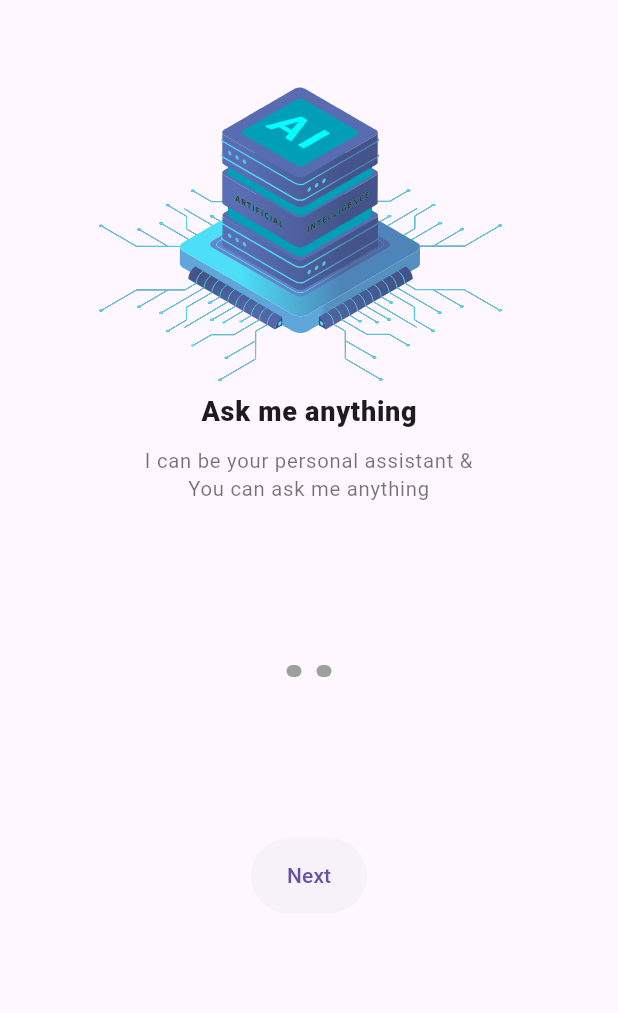
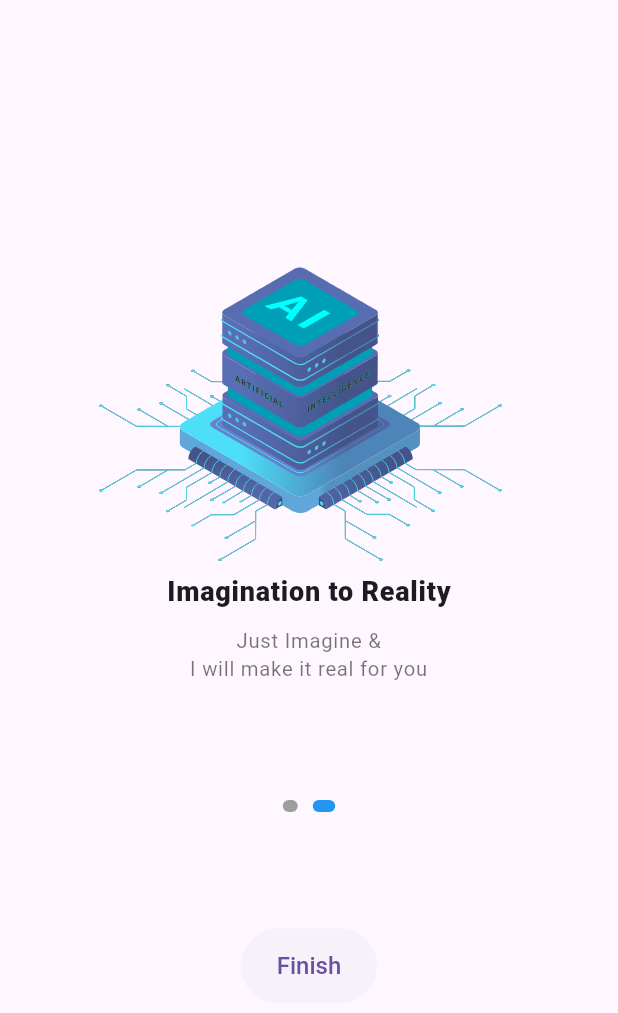
Before and after one commit to Parthh08/Ai-assistant, a Flutter app: the screen it shows after launch, after a tap on "Next", on a phone screen of 412 x 824 dp. Shown: the top 1013 px of the screen. Run offline on Flutter 3.47's test engine with Material 3 defaults, Android fonts, the phone set to English and light mode, and no system bars; our stand-ins replace lottie.

Commit message:
Onboarding screen done

```diff
--- /dev/null
+++ b/lib/model/onboarding.dart
@@ -0,0 +1,5 @@
+class Onboard {
+  final String title, subtitle, lottie;
+
+  Onboard({required this.title, required this.subtitle, required this.lottie});
+}
--- a/lib/screens/onborading_screen.dart
+++ b/lib/screens/onborading_screen.dart
@@ -1,5 +1,7 @@
 // ignore_for_file: prefer_const_constructors
 
+import 'package:ai_assistant/model/onboarding.dart';
+import 'package:ai_assistant/screens/home_screen.dart';
 import 'package:flutter/material.dart';
 import 'package:lottie/lottie.dart';
 
@@ -8,24 +10,47 @@
 
   @override
   Widget build(BuildContext context) {
+    final c = PageController();
+
+    final list = [
+      //onboarding1
+      Onboard(
+          title: 'Ask me anything',
+          subtitle:
+              'I can be your personal assistant & \nYou can ask me anything',
+          lottie: 'new_ai'),
+
+      //onboarding2
+
+      Onboard(
+          title: 'Imagination to Reality',
+          subtitle: 'Just Imagine & \nI will make it real for you',
+          lottie: 'new_ai')
+    ];
     return Scaffold(
-      body: Column(
+      body: PageView.builder(
+          controller: c,
+          itemCount: list.length,
+          itemBuilder: (context, index) {
+            return Column(
               children: [
                 SizedBox(
-            height: 30,
+                  height: 150,
                 ),
-          Lottie.asset('assets/lottie/new_ai.json'),
+                Lottie.asset('assets/lottie/${list[index].lottie}.json'),
                 //title
 
-          const Text(
-            'Ask me anything',
+                Text(
+                  list[index].title,
                   style: TextStyle(
-                fontSize: 18, fontWeight: FontWeight.w900, letterSpacing: 0.5),
+                      fontSize: 18,
+                      fontWeight: FontWeight.w900,
+                      letterSpacing: 0.5),
                 ),
                 const SizedBox(height: 10),
                 //subtitle
-          const Text(
-            'I can be your personal assistant & \nYou can ask me anything',
+                Text(
+                  list[index].subtitle,
                   textAlign: TextAlign.center,
                   style: TextStyle(
                     fontSize: 13.5,
@@ -38,13 +63,14 @@
                 Wrap(
                   spacing: 10,
                   children: List.generate(
-                2,
+                      list.length,
                       (i) => Container(
-                      width: 10,
+                            width: i == index ? 15 : 10,
                             height: 8,
-                      decoration: const BoxDecoration(
-                          color: Colors.grey,
-                          borderRadius: BorderRadius.all(Radius.circular(5))),
+                            decoration: BoxDecoration(
+                                color: i == index ? Colors.blue : Colors.grey,
+                                borderRadius:
+                                    BorderRadius.all(Radius.circular(5))),
                           )),
                 ),
                 const Spacer(),
@@ -53,15 +79,27 @@
                   style: ElevatedButton.styleFrom(
                       shape: const StadiumBorder(),
                       elevation: 0,
-                minimumSize: Size(40, 50)),
-            onPressed: () {},
-            child: const Text('Next'),
+                      textStyle: const TextStyle(
+                          fontSize: 16, fontWeight: FontWeight.w500),
+                      minimumSize: Size(60, 50)),
+                  onPressed: () {
+                    if (index == list.length - 1) {
+                      Navigator.of(context).pushReplacement(MaterialPageRoute(
+                          builder: (context) => const HomeScreen()));
+                    } else {
+                      c.nextPage(
+                          duration: const Duration(milliseconds: 500),
+                          curve: Curves.easeIn);
+                    }
+                  },
+                  child: Text(index == list.length - 1 ? 'Finish' : 'Next'),
                 ),
                 const Spacer(
                   flex: 2,
                 ),
               ],
-      ),
+            );
+          }),
     );
   }
 }
```
Lines whose indentation alone changed are shown as unchanged.
